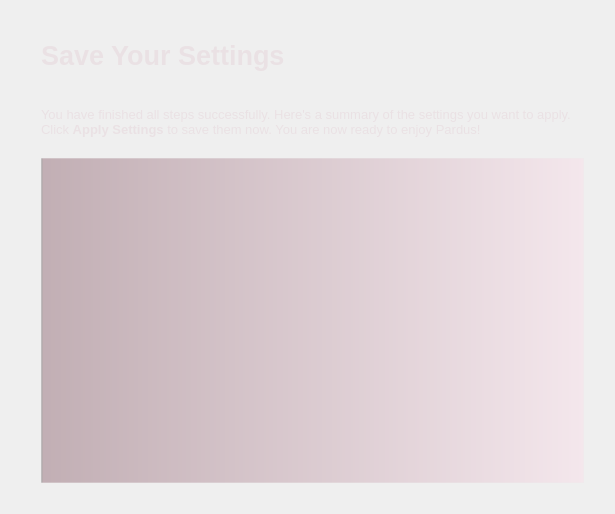
pars-linux/uludag, file kde/kaptan/src/gui/summaryWidget.ui: the form before one commit.
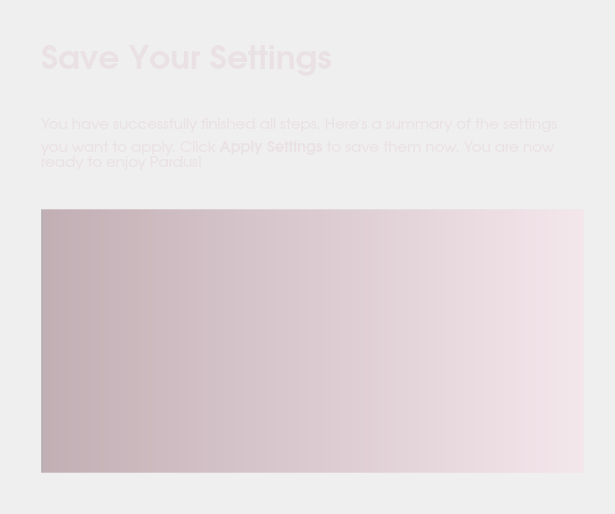
The form after the commit.

Commit message: fixed junk html in po files

What changed in the file:
```diff
--- a/kde/kaptan/src/gui/summaryWidget.ui
+++ b/kde/kaptan/src/gui/summaryWidget.ui
@@ -35,11 +35,17 @@
    </item>
    <item row="2" column="1">
     <widget class="QTextEdit" name="textSummary">
+     <property name="font">
+      <font>
+       <family>URW Gothic L</family>
+       <pointsize>10</pointsize>
+      </font>
+     </property>
      <property name="styleSheet">
       <string>#textSummary{background-color: qlineargradient(spread:pad, x1:0, y1:0, x2:1, y2:0, stop:0 rgba(0, 0, 0, 81), stop:0.00537634 rgba(95, 34, 52, 80), stop:1 rgba(255, 213, 230, 80));
 
 border: 1px solid rgb(236, 236, 236, 80);
-padding: 10px}
+padding: 20px}
 </string>
      </property>
     </widget>
@@ -71,7 +77,7 @@
      <property name="sizeHint" stdset="0">
       <size>
        <width>20</width>
-       <height>20</height>
+       <height>30</height>
       </size>
      </property>
     </spacer>
@@ -94,20 +100,17 @@
        </property>
        <property name="font">
         <font>
-         <pointsize>20</pointsize>
+         <family>URW Gothic L</family>
+         <pointsize>25</pointsize>
          <weight>75</weight>
          <bold>true</bold>
         </font>
        </property>
        <property name="styleSheet">
-        <string>color: rgb(95, 34, 52);</string>
+        <string/>
        </property>
        <property name="text">
-        <string>&lt;!DOCTYPE HTML PUBLIC &quot;-//W3C//DTD HTML 4.0//EN&quot; &quot;http://www.w3.org/TR/REC-html40/strict.dtd&quot;&gt;
-&lt;html&gt;&lt;head&gt;&lt;meta name=&quot;qrichtext&quot; content=&quot;1&quot; /&gt;&lt;style type=&quot;text/css&quot;&gt;
-p, li { white-space: pre-wrap; }
-&lt;/style&gt;&lt;/head&gt;&lt;body style=&quot; font-family:'Sans Serif'; font-size:20pt; font-weight:600; font-style:normal;&quot;&gt;
-&lt;p style=&quot; margin-top:0px; margin-bottom:0px; margin-left:0px; margin-right:0px; -qt-block-indent:0; text-indent:0px;&quot;&gt;&lt;span style=&quot; color:#eae1e4;&quot;&gt;Save Your Settings&lt;/span&gt;&lt;/p&gt;&lt;/body&gt;&lt;/html&gt;</string>
+        <string>Save Your Settings</string>
        </property>
       </widget>
      </item>
@@ -122,7 +125,7 @@
        <property name="sizeHint" stdset="0">
         <size>
          <width>20</width>
-         <height>20</height>
+         <height>30</height>
         </size>
        </property>
       </spacer>
@@ -135,15 +138,17 @@
          <height>0</height>
         </size>
        </property>
+       <property name="font">
+        <font>
+         <family>URW Gothic L</family>
+         <pointsize>11</pointsize>
+        </font>
+       </property>
        <property name="styleSheet">
-        <string notr="true">color:black</string>
+        <string notr="true"/>
        </property>
        <property name="text">
-        <string>&lt;!DOCTYPE HTML PUBLIC &quot;-//W3C//DTD HTML 4.0//EN&quot; &quot;http://www.w3.org/TR/REC-html40/strict.dtd&quot;&gt;
-&lt;html&gt;&lt;head&gt;&lt;meta name=&quot;qrichtext&quot; content=&quot;1&quot; /&gt;&lt;style type=&quot;text/css&quot;&gt;
-p, li { white-space: pre-wrap; }
-&lt;/style&gt;&lt;/head&gt;&lt;body style=&quot; font-family:'Sans Serif'; font-size:8pt; font-weight:400; font-style:normal;&quot;&gt;
-&lt;p style=&quot; margin-top:0px; margin-bottom:0px; margin-left:0px; margin-right:0px; -qt-block-indent:0; text-indent:0px;&quot;&gt;&lt;span style=&quot; font-size:10pt; color:#eae1e4;&quot;&gt;You have finished all steps successfully. Here's a summary of the settings you want to apply. Click &lt;/span&gt;&lt;span style=&quot; font-size:10pt; font-weight:600; color:#eae1e4;&quot;&gt;Apply Settings&lt;/span&gt;&lt;span style=&quot; font-size:10pt; color:#eae1e4;&quot;&gt; to save them now. You are now ready to enjoy Pardus!&lt;/span&gt;&lt;/p&gt;&lt;/body&gt;&lt;/html&gt;</string>
+        <string>You have successfully finished all steps. Here's a summary of the settings you want to apply. Click &lt;b&gt;Apply Settings&lt;/b&gt; to save them now. You are now ready to enjoy Pardus!</string>
        </property>
        <property name="wordWrap">
         <bool>true</bool>
@@ -161,7 +166,7 @@
        <property name="sizeHint" stdset="0">
         <size>
          <width>20</width>
-         <height>15</height>
+         <height>30</height>
         </size>
        </property>
       </spacer>
```
The commit also changes 13 other files.
